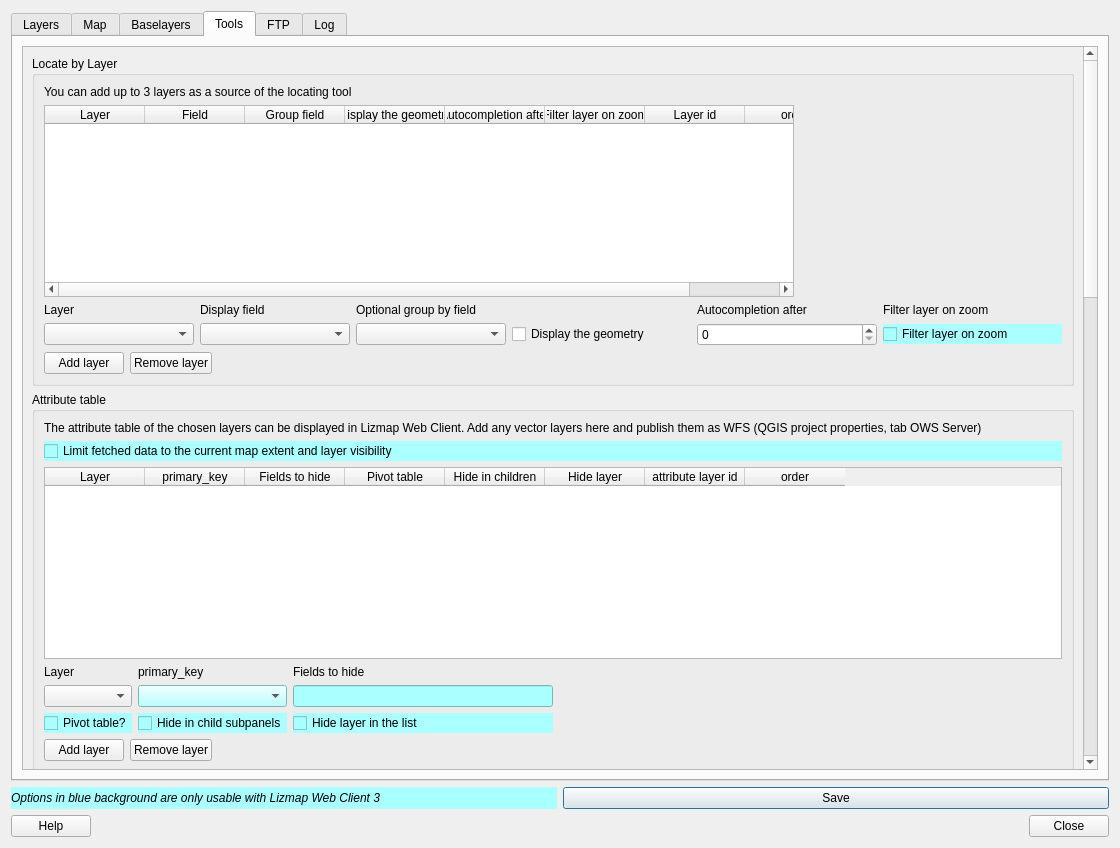
Above: ui_lizmap.ui from 3liz/lizmap-plugin before the change. Below: the same form after it.
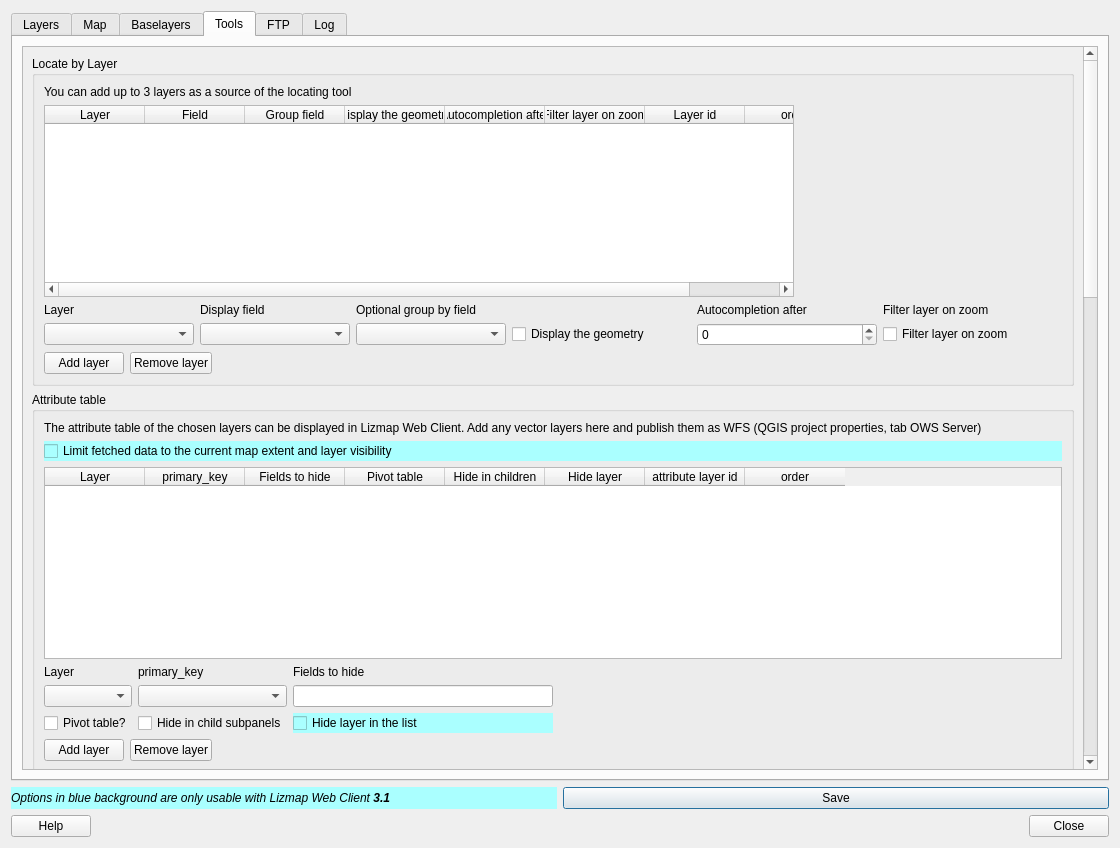
That is the form after the change. The open tabs and pages were chosen to show the change. Custom widgets are drawn as their Qt base class.

Commit message: Interface - Add toolips and blue background for new features

The edit to the form file:
```diff
--- a/ui_lizmap.ui
+++ b/ui_lizmap.ui
@@ -27,7 +27,7 @@
         <string notr="true">background-color:rgb(170, 255, 255);</string>
        </property>
        <property name="text">
-        <string>Options in blue background are only usable with Lizmap Web Client 3</string>
+        <string>&lt;html&gt;&lt;head/&gt;&lt;body&gt;&lt;p&gt;Options in blue background are only usable with Lizmap Web Client &lt;span style=&quot; font-weight:600;&quot;&gt;3.1&lt;/span&gt;&lt;/p&gt;&lt;/body&gt;&lt;/html&gt;</string>
        </property>
        <property name="wordWrap">
         <bool>true</bool>
@@ -1865,7 +1865,7 @@
           <property name="geometry">
            <rect>
             <x>0</x>
-            <y>-171</y>
+            <y>-902</y>
             <width>1062</width>
             <height>2246</height>
            </rect>
@@ -2001,7 +2001,7 @@
 Only the selected feature will be visible on the map.</string>
                       </property>
                       <property name="styleSheet">
-                       <string notr="true">background-color:rgb(170, 255, 255);</string>
+                       <string notr="true"/>
                       </property>
                       <property name="text">
                        <string>Filter layer on zoom</string>
@@ -2218,7 +2218,7 @@
                   <item row="1" column="1">
                    <widget class="QComboBox" name="liAttributeLayerFields">
                     <property name="styleSheet">
-                     <string notr="true">background-color:rgb(170, 255, 255);</string>
+                     <string notr="true"/>
                     </property>
                    </widget>
                   </item>
@@ -2239,7 +2239,7 @@
                   <item row="6" column="0">
                    <widget class="QCheckBox" name="cbAttributeLayerIsPivot">
                     <property name="styleSheet">
-                     <string notr="true">background-color:rgb(170, 255, 255);</string>
+                     <string notr="true"/>
                     </property>
                     <property name="text">
                      <string>Pivot table?</string>
@@ -2249,14 +2249,14 @@
                   <item row="1" column="2">
                    <widget class="QLineEdit" name="inAttributeLayerHiddenFields">
                     <property name="styleSheet">
-                     <string notr="true">background-color:rgb(170, 255, 255);</string>
+                     <string notr="true"/>
                     </property>
                    </widget>
                   </item>
                   <item row="6" column="1">
                    <widget class="QCheckBox" name="cbAttributeLayerHideAsChild">
                     <property name="styleSheet">
-                     <string notr="true">background-color:rgb(170, 255, 255);</string>
+                     <string notr="true"/>
                     </property>
                     <property name="text">
                      <string>Hide in child subpanels</string>
```
Left out of the diff: 61 changed lines with no effect on the pictures. The commit also changes 1 other file.
